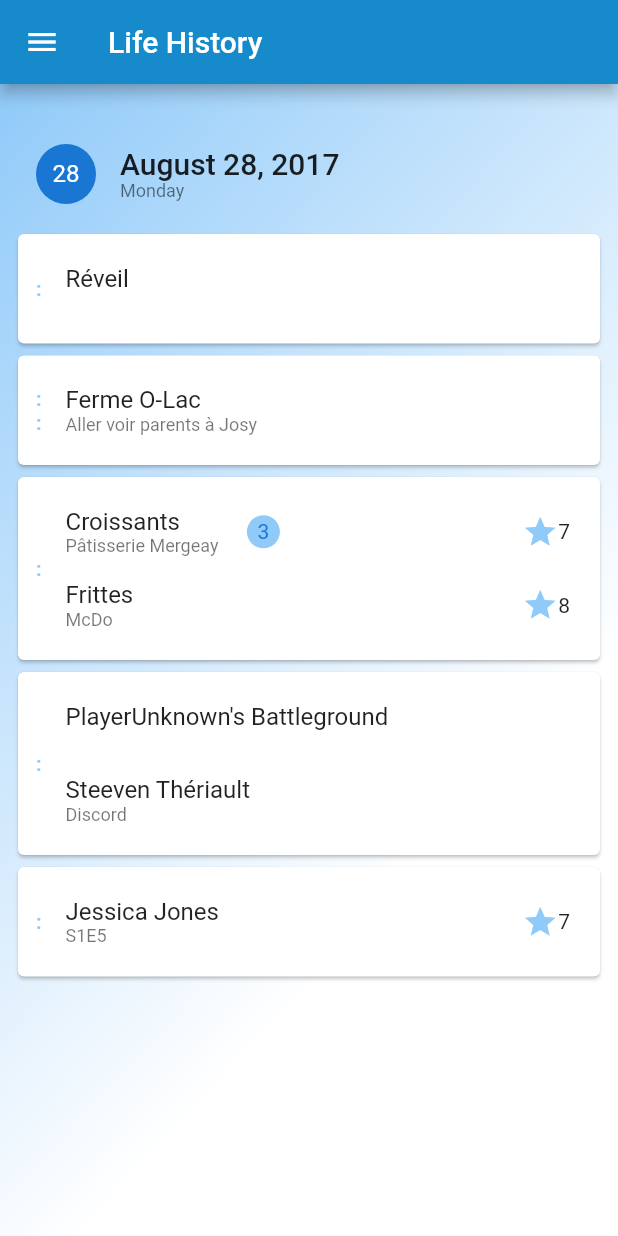
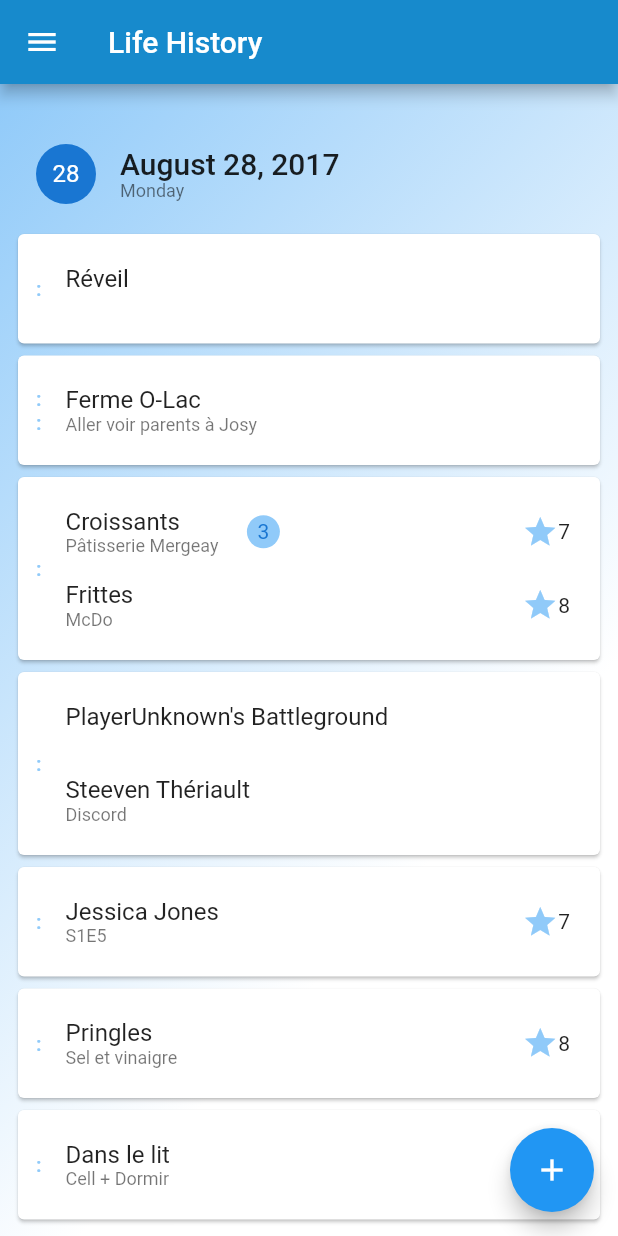
Before and after one commit to ZoidQC/lifehistory.mobile.flutter, a Flutter app: the screen it shows after launch, on a phone screen of 412 x 824 dp. Run offline on Flutter 3.47's test engine with Material 2 defaults, Android fonts, the phone set to English and light mode, and no system bars.

Commit message:
Add action button in home

```diff
--- a/lib/main.dart
+++ b/lib/main.dart
@@ -50,6 +50,7 @@ class AppPageState extends State<AppPage> with TickerProviderStateMixin {
         appBar: new AppBar(
           title: const Text('Life History'),
         ),
+        primary: true,
         body: _currentPage,
         drawer: new Drawer(
           child: new Container(
--- a/lib/pages/home.dart
+++ b/lib/pages/home.dart
@@ -53,7 +53,8 @@ class _HomePageState extends State<HomePage> with TickerProviderStateMixin {
       duration += 100;
     }
 
-    return new Container(
+    return new Scaffold(
+      body: new Container(
         child: new Column(
           crossAxisAlignment: CrossAxisAlignment.start,
           children: <Widget>[
@@ -70,7 +71,11 @@ class _HomePageState extends State<HomePage> with TickerProviderStateMixin {
           gradient: new LinearGradient(
               colors: <Color>[Theme.of(context).backgroundColor, Colors.white],
               begin: FractionalOffset.topLeft),
-        ));
+        ),
+      ),
+      floatingActionButton:
+          new FloatingActionButton(child: new Icon(Icons.add), onPressed: null),
+    );
   }
 
   @override
@@ -152,6 +157,30 @@ class _HomePageState extends State<HomePage> with TickerProviderStateMixin {
                 ),
               ]),
           _createAnimationController()),
+      new LifeEntryWidget(
+          new LifeEntry(
+              startTime: new TimeOfDay(hour: 21, minute: 44),
+              endTime: null,
+              life_entry_activities: <LifeEntryActivity>[
+                new LifeEntryActivity(
+                  activity: "Pringles",
+                  description: "Sel et vinaigre",
+                  quantity: 1,
+                  rating: 8,
+                ),
+              ]),
+          _createAnimationController()),
+      new LifeEntryWidget(
+          new LifeEntry(
+              startTime: new TimeOfDay(hour: 23, minute: 24),
+              endTime: null,
+              life_entry_activities: <LifeEntryActivity>[
+                new LifeEntryActivity(
+                  activity: "Dans le lit",
+                  description: "Cell + Dormir",
+                ),
+              ]),
+          _createAnimationController()),
     ];
   }
 }
```
